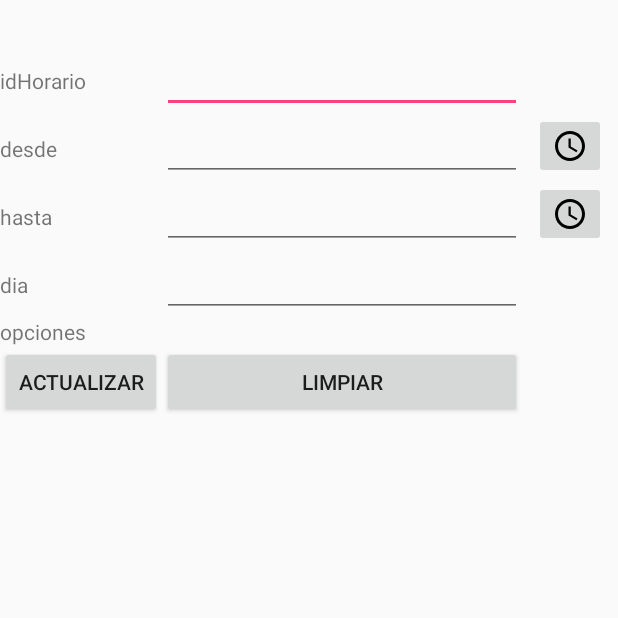
After one commit to fendergx/GADE, an Android app: the HorarioActualizarActivity screen opened directly, with no data from a screen before it, on a phone screen of 412 x 824 dp, the top half of it. The commit adds this screen. Run offline under Robolectric (Android 15) with nearby library versions, the phone set to English and light mode, and no system bars.

Commit message:
HORARIO 100%

```diff
--- a/app/src/main/AndroidManifest.xml
+++ b/app/src/main/AndroidManifest.xml
@@ -9,7 +9,9 @@
         android:roundIcon="@mipmap/ic_launcher_round"
         android:supportsRtl="true"
         android:theme="@style/AppTheme">
-        <activity android:name=".UsuarioNormal.Horario.HorarioConsultarActivity"></activity>
+        <activity android:name=".UsuarioNormal.Horario.HorarioEliminarActivity"></activity>
+        <activity android:name=".UsuarioNormal.Horario.HorarioActualizarActivity" />
+        <activity android:name=".UsuarioNormal.Horario.HorarioConsultarActivity" />
         <activity android:name=".UsuarioNormal.Horario.HorarioInsertarActivity" />
         <activity android:name=".UsuarioNormal.Horario.HorarioGestionarActivity" />
         <activity android:name=".UsuarioNormal.Docente.DocenteGestionarActivity" />
--- a/app/src/main/java/sv/edu/ues/fia/gade/UsuarioNormal/Docente/DocenteActualizarActivity.java
+++ b/app/src/main/java/sv/edu/ues/fia/gade/UsuarioNormal/Docente/DocenteActualizarActivity.java
@@ -7,7 +7,6 @@ import android.widget.EditText;
 import android.widget.Toast;
 
 import sv.edu.ues.fia.gade.R;
-import sv.edu.ues.fia.gade.UsuarioNormal.Docente.Docente;
 import sv.edu.ues.fia.gade.controlBaseDato.controlDB;
 
 public class DocenteActualizarActivity extends Activity
--- a/app/src/main/java/sv/edu/ues/fia/gade/UsuarioNormal/Docente/DocenteEliminarActivity.java
+++ b/app/src/main/java/sv/edu/ues/fia/gade/UsuarioNormal/Docente/DocenteEliminarActivity.java
@@ -7,7 +7,6 @@ import android.widget.EditText;
 import android.widget.Toast;
 
 import sv.edu.ues.fia.gade.R;
-import sv.edu.ues.fia.gade.UsuarioNormal.Docente.Docente;
 import sv.edu.ues.fia.gade.controlBaseDato.controlDB;
 
 public class DocenteEliminarActivity extends Activity
--- /dev/null
+++ b/app/src/main/java/sv/edu/ues/fia/gade/UsuarioNormal/Horario/HorarioActualizarActivity.java
@@ -0,0 +1,149 @@
+package sv.edu.ues.fia.gade.UsuarioNormal.Horario;
+
+import android.app.Activity;
+import android.app.TimePickerDialog;
+import android.os.Bundle;
+import android.view.View;
+import android.widget.EditText;
+import android.widget.ImageButton;
+import android.widget.TimePicker;
+import android.widget.Toast;
+
+import java.util.Calendar;
+
+import sv.edu.ues.fia.gade.R;
+import sv.edu.ues.fia.gade.controlBaseDato.controlDB;
+
+public class HorarioActualizarActivity extends Activity implements View.OnClickListener {
+
+    private static final String CERO = "0";
+    private static final String DOS_PUNTOS = ":";
+
+    //Calendario para obtener fecha & hora
+    public final Calendar c = Calendar.getInstance();
+
+    //Variables para obtener la hora hora
+    final int hora = c.get(Calendar.HOUR_OF_DAY);
+    final int minuto = c.get(Calendar.MINUTE);
+
+    private controlDB helper;
+    EditText et_hora_desde;
+    ImageButton ib_hora_desde;
+
+    EditText et_hora_hasta;
+    ImageButton ib_hora_hasta;
+
+    EditText et_id_horario;
+    EditText et_dia;
+
+    @Override
+    protected void onCreate(Bundle savedInstanceState) {
+        super.onCreate(savedInstanceState);
+        setContentView(R.layout.activity_horario_actualizar);
+
+        helper = new controlDB(this);
+
+        et_id_horario = (EditText) findViewById(R.id.et_id_horario);
+        et_dia = (EditText) findViewById(R.id.et_dia);
+
+        //Widget EditText donde se mostrara la hora obtenida
+        et_hora_desde = (EditText) findViewById(R.id.et_hora_desde);
+        //Widget ImageButton del cual usaremos el evento clic para obtener la hora
+        ib_hora_desde = (ImageButton) findViewById(R.id.ib_obtener_hora_desde);
+        //Evento setOnClickListener - clic
+        ib_hora_desde.setOnClickListener(this);
+
+        //Widget EditText donde se mostrara la hora obtenida
+        et_hora_hasta = (EditText) findViewById(R.id.et_hora_hasta);
+        //Widget ImageButton del cual usaremos el evento clic para obtener la hora
+        ib_hora_hasta = (ImageButton) findViewById(R.id.ib_obtener_hora_hasta);
+        //Evento setOnClickListener - clic
+        ib_hora_hasta.setOnClickListener(this);
+    }
+
+    @Override
+    public void onClick(View v) {
+        switch (v.getId()) {
+            case R.id.ib_obtener_hora_desde:
+                obtenerHora("desde");
+                break;
+            case R.id.ib_obtener_hora_hasta:
+                obtenerHora("hasta");
+                break;
+        }
+    }
+
+    private void obtenerHora(String tipo) {
+        if(tipo.equals("desde")) {
+            TimePickerDialog recogerHora = new TimePickerDialog(this, new TimePickerDialog.OnTimeSetListener() {
+                @Override
+                public void onTimeSet(TimePicker view, int hourOfDay, int minute) {
+                    //Formateo el hora obtenido: antepone el 0 si son menores de 10
+                    String horaFormateada = (hourOfDay < 10) ? String.valueOf(CERO + hourOfDay) : String.valueOf(hourOfDay);
+                    //Formateo el minuto obtenido: antepone el 0 si son menores de 10
+                    String minutoFormateado = (minute < 10) ? String.valueOf(CERO + minute) : String.valueOf(minute);
+                    //Obtengo el valor a.m. o p.m., dependiendo de la selección del usuario
+                    //String AM_PM;
+                    //if (hourOfDay < 12) {
+                    //    AM_PM = "a.m.";
+                    //} else {
+                    //    AM_PM = "p.m.";
+                    //}
+                    //Muestro la hora con el formato deseado
+                    et_hora_desde.setText(horaFormateada + DOS_PUNTOS + minutoFormateado);
+                }
+                //Estos valores deben ir en ese orden
+                //Al colocar en false se muestra en formato 12 horas y true en formato 24 horas
+                //Pero el sistema devuelve la hora en formato 24 horas
+            }, hora, minuto, true);
+
+            recogerHora.show();
+        }
+        if(tipo.equals("hasta")){
+            TimePickerDialog recogerHora = new TimePickerDialog(this, new TimePickerDialog.OnTimeSetListener() {
+                @Override
+                public void onTimeSet(TimePicker view, int hourOfDay, int minute) {
+                    //Formateo el hora obtenido: antepone el 0 si son menores de 10
+                    String horaFormateada = (hourOfDay < 10) ? String.valueOf(CERO + hourOfDay) : String.valueOf(hourOfDay);
+                    //Formateo el minuto obtenido: antepone el 0 si son menores de 10
+                    String minutoFormateado = (minute < 10) ? String.valueOf(CERO + minute) : String.valueOf(minute);
+                    //Obtengo el valor a.m. o p.m., dependiendo de la selección del usuario
+                    //String AM_PM;
+                    //if (hourOfDay < 12) {
+                    //    AM_PM = "a.m.";
+                    //} else {
+                    //    AM_PM = "p.m.";
+                    //}
+                    //Muestro la hora con el formato deseado
+                    et_hora_hasta.setText(horaFormateada + DOS_PUNTOS + minutoFormateado);
+                }
+                //Estos valores deben ir en ese orden
+                //Al colocar en false se muestra en formato 12 horas y true en formato 24 horas
+                //Pero el sistema devuelve la hora en formato 24 horas
+            }, hora, minuto, true);
+
+            recogerHora.show();
+        }
+    }
+
+    public void actualizarHorario(View v)
+    {
+        int idHorario = Integer.parseInt(et_id_horario.getText().toString());
+        String hora_desde = et_hora_desde.getText().toString();
+        String hora_hasta = et_hora_hasta.getText().toString();
+        int dia = Integer.parseInt(et_dia.getText().toString());
+
+        Horario horario = new Horario(idHorario, hora_desde, hora_hasta, dia);
+
+        String regAct = helper.actualizarHorario(horario);
+        Toast.makeText(this,regAct, Toast.LENGTH_SHORT).show();
+    }
+
+    public void limpiarTexto(View v)
+    {
+        et_id_horario.setText("");
+        et_hora_desde.setText("");
+        et_hora_hasta.setText("");
+        et_dia.setText("");
+    }
+}
--- /dev/null
+++ b/app/src/main/res/layout/activity_horario_actualizar.xml
@@ -0,0 +1,61 @@
+<?xml version="1.0" encoding="utf-8"?>
+<TableLayout xmlns:android="http://schemas.android.com/apk/res/android"
+    android:layout_width="fill_parent"
+    android:layout_height="wrap_content"
+    android:paddingTop="30dip"
+    android:stretchColumns="1" >
+    <TableRow>
+        <TextView android:text="@string/idHorario"/>
+        <EditText
+            android:id="@+id/et_id_horario"
+            android:inputType="time"
+            android:maxLength="7" />
+    </TableRow>
+    <TableRow>
+        <TextView android:text="@string/desde" />
+        <EditText
+            android:id="@+id/et_hora_desde"
+            android:inputType="text"
+            android:maxLength="30" />
+        <ImageButton
+            android:id="@+id/ib_obtener_hora_desde"
+            android:layout_width="wrap_content"
+            android:layout_height="wrap_content"
+            android:src="@drawable/ic_access_time_black_24dp"
+            android:layout_marginRight="8dp"
+            android:layout_marginLeft="8dp" />
+    </TableRow>
+    <TableRow>
+        <TextView android:text="@string/hasta" />
+        <EditText
+            android:id="@+id/et_hora_hasta"
+            android:inputType="time"
+            android:maxLength="5" />
+        <ImageButton
+            android:id="@+id/ib_obtener_hora_hasta"
+            android:layout_width="wrap_content"
+            android:layout_height="wrap_content"
+            android:src="@drawable/ic_access_time_black_24dp"
+            android:layout_marginRight="8dp"
+            android:layout_marginLeft="8dp" />
+    </TableRow>
+    <TableRow>
+        <TextView android:text="@string/dia" />
+        <EditText
+            android:id="@+id/et_dia"
+            android:inputType="time"
+            android:maxLength="5" />
+    </TableRow>
+    <TableRow>
+        <TextView android:text="@string/opciones" />
+    </TableRow>
+
+    <TableRow>
+        <Button
+            android:onClick="actualizarHorario"
+            android:text="@string/actualizar" />
+        <Button
+            android:onClick="limpiarTexto"
+            android:text="@string/limpiar" />
+    </TableRow>
+</TableLayout>
```
Also changed, not shown: app/src/main/java/sv/edu/ues/fia/gade/UsuarioNormal/Horario/HorarioEliminarActivity.java (added, +35 -0 lines), app/src/main/java/sv/edu/ues/fia/gade/controlBaseDato/controlDB.java (+20 -14 lines), app/src/main/res/layout/activity_horario_eliminar.xml (added, +25 -0 lines).
